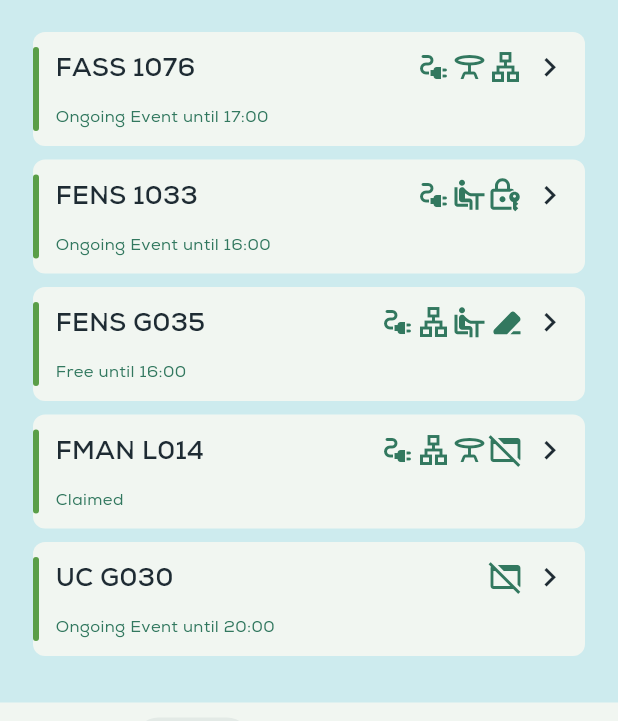
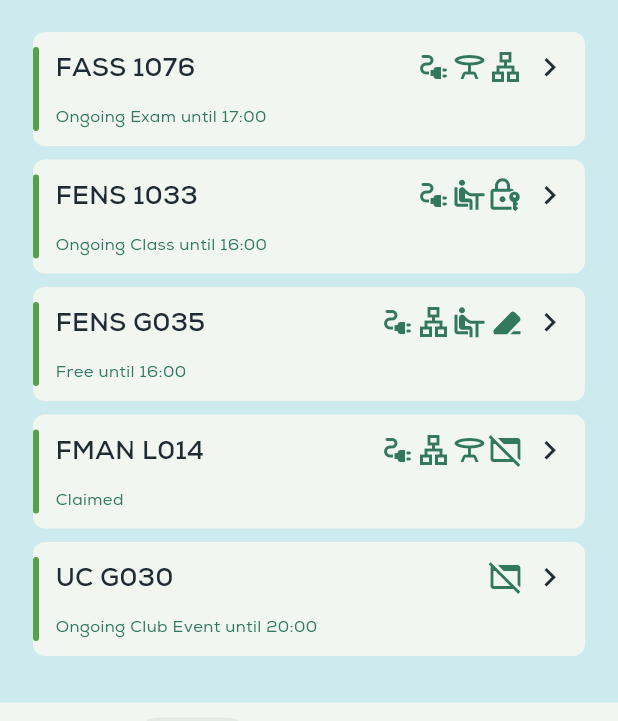
Before and after one commit to haneskicioglu/SuRoom, a Flutter app: the screen it shows after launch, item 2 of the bottom bar chosen, scrolled down 194 dp, on a phone screen of 412 x 824 dp. Shown: the part 403-1124 px from the top of the screen. Run offline on Flutter 3.47's test engine with Material 3 defaults, Android fonts, the phone set to English and light mode, and no system bars; our stand-ins replace flutter_svg; project files that could hold a hidden picture were left out.

Commit message:
Room Details Page update

```diff
--- a/lib/room_data_mock.dart
+++ b/lib/room_data_mock.dart
@@ -70,7 +70,7 @@ class MockRooms {
         'type': 'RESERVED',
         'until': '20:00',
         'event': {
-          'type': 'Club',
+          'type': 'Club Event',
           'name': 'Movie Night',
           'occupier': 'Arda Dikbaş',
           'club': 'Pandora Sci-Fi & Fantasy Club (BKFK)'
--- a/lib/room_details.dart
+++ b/lib/room_details.dart
@@ -86,7 +86,7 @@ class AvailabilityCard extends Container {
                   )
               )
           ));
-        } else if (availability['event']['type'] == 'Club') {
+        } else if (availability['event']['type'] == 'Club Event') {
           titleText = 'Club Event in Progress';
           eventContainer.add(Container(
               padding: const EdgeInsets.fromLTRB(5, 2, 5, 2),
--- a/lib/search_room_page.dart
+++ b/lib/search_room_page.dart
@@ -227,7 +227,7 @@ class _SearchPageContentState extends State<_SearchPageContent> {
                       ),
                       const SizedBox(height: 13),
                       Text(
-                        '${room['available']['type'] == 'AVAILABLE' ? 'Free' : room['available']['type'] == 'RESERVED' ? 'Ongoing Event' : room['available']['type'] == 'CLAIMED' ? 'Claimed' : 'Unknown'} ${(room['available']['until'] != null) ? 'until ${room['available']['until']}' : ''}',
+                        '${room['available']['type'] == 'AVAILABLE' ? 'Free' : room['available']['type'] == 'RESERVED' ? 'Ongoing ${room['available']['event']['type']}' : room['available']['type'] == 'CLAIMED' ? 'Claimed' : 'Unknown'} ${(room['available']['until'] != null) ? 'until ${room['available']['until']}' : ''}',
                         style: const TextStyle(
                           color: AppColors.teal,
                           fontSize: 11,
```
